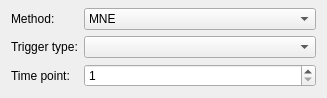
First picture: the form in libraries/disp/viewers/formfiles/minimumnormsettingsview.ui, repository mne-tools/mne-cpp, before the edit.
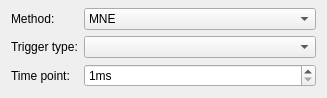
Second picture: the form after the edit.

The edit to the form file:
```diff
--- a/libraries/disp/viewers/formfiles/minimumnormsettingsview.ui
+++ b/libraries/disp/viewers/formfiles/minimumnormsettingsview.ui
@@ -81,6 +81,9 @@
      </item>
      <item row="2" column="1">
       <widget class="QSpinBox" name="m_spinBox_timepoint">
+       <property name="suffix">
+        <string>ms</string>
+       </property>
        <property name="minimum">
         <number>1</number>
        </property>
```
